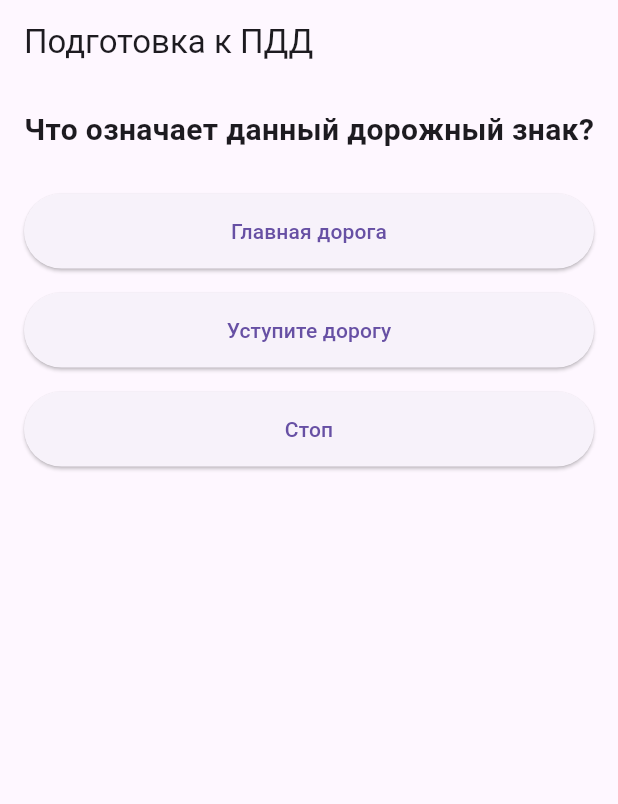
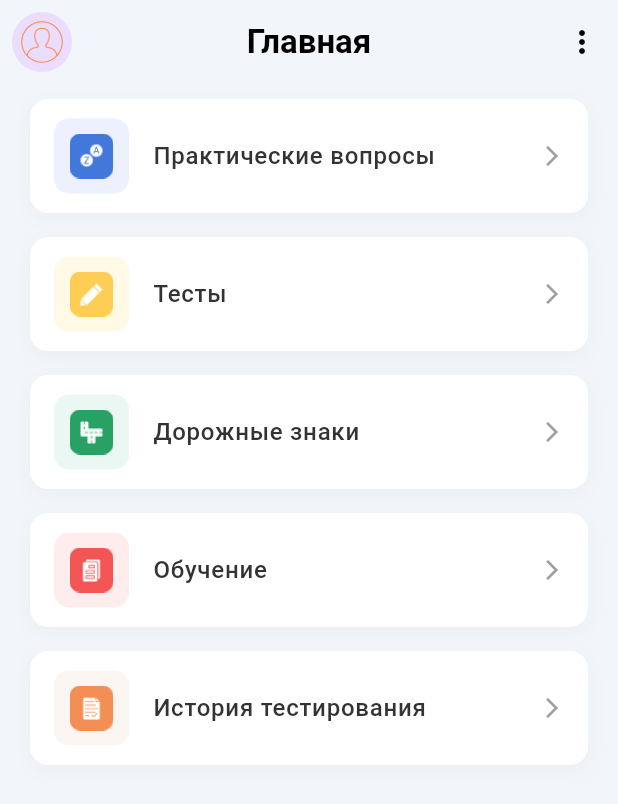
Before and after one commit to hitch-2/pdd_app, a Flutter app: the screen it shows after launch, on a phone screen of 412 x 824 dp. Shown: the top 804 px of the screen. Run offline on Flutter 3.47's test engine with Material 3 defaults, Android fonts, the phone set to English and light mode, and no system bars; our stand-ins replace sqflite; accounts and stored records are empty.

Commit message:
vw add home screen and icons

```diff
--- /dev/null
+++ b/lib/screens/home_screen.dart
@@ -0,0 +1,112 @@
+import 'package:flutter/material.dart';
+
+class HomeScreen extends StatelessWidget {
+  const HomeScreen({super.key});
+
+  @override
+  Widget build(BuildContext context) {
+    return Scaffold(
+      backgroundColor: const Color(0xFFF2F5F9), // Светло-серый фон как в Figma
+      appBar: AppBar(
+        backgroundColor: Colors.transparent,
+        elevation: 0,
+        leading: Padding(
+          padding: const EdgeInsets.all(8.0),
+          child: CircleAvatar(
+            backgroundImage: AssetImage('assets/icons/ic_avatar_default.png'),
+          ),
+        ),
+        title: const Text(
+          "Главная",
+          style: TextStyle(color: Colors.black, fontWeight: FontWeight.bold),
+        ),
+        centerTitle: true,
+        actions: [
+          IconButton(
+            icon: const Icon(Icons.more_vert, color: Colors.black),
+            onPressed: () {},
+          ),
+        ],
+      ),
+      body: ListView(
+        padding: const EdgeInsets.symmetric(horizontal: 20, vertical: 10),
+        children: [
+          _buildMenuCard(
+            title: "Практические вопросы",
+            iconPath: "assets/icons/ic_practice.png",
+            color: const Color(0xFF4A69FF), // Синий
+            onTap: () {},
+          ),
+          _buildMenuCard(
+            title: "Тесты",
+            iconPath: "assets/icons/ic_tests.png",
+            color: const Color(0xFFFFC107), // Желтый
+            onTap: () {},
+          ),
+          _buildMenuCard(
+            title: "Дорожные знаки",
+            iconPath: "assets/icons/ic_signs.png",
+            color: const Color(0xFF38B48C), // Зеленый
+            onTap: () {},
+          ),
+          _buildMenuCard(
+            title: "Обучение",
+            iconPath: "assets/icons/ic_education.png",
+            color: const Color(0xFFFF5252), // Красный
+            onTap: () {},
+          ),
+          _buildMenuCard(
+            title: "История тестирования",
+            iconPath: "assets/icons/ic_history.png",
+            color: const Color(0xFFD4A373), // Коричневый
+            onTap: () {},
+          ),
+        ],
+      ),
+    );
+  }
+
+  // Вспомогательный метод для создания карточек (Инструкция 5)
+  Widget _buildMenuCard({
+    required String title,
+    required String iconPath,
+    required Color color,
+    required VoidCallback onTap,
+  }) {
+    return Container(
+      margin: const EdgeInsets.only(bottom: 16),
+      decoration: BoxDecoration(
+        color: Colors.white,
+        borderRadius: BorderRadius.circular(12),
+        boxShadow: [
+          BoxShadow(
+            color: Colors.black.withOpacity(0.03),
+            blurRadius: 10,
+            offset: const Offset(0, 4),
+          ),
+        ],
+      ),
+      child: ListTile(
+        contentPadding: const EdgeInsets.symmetric(horizontal: 16, vertical: 10),
+        leading: Container(
+          padding: const EdgeInsets.all(10),
+          decoration: BoxDecoration(
+            color: color.withOpacity(0.1), // Светлый фон для иконки
+            borderRadius: BorderRadius.circular(10),
+          ),
+          child: Image.asset(iconPath, width: 30, height: 30),
+        ),
+        title: Text(
+          title,
+          style: const TextStyle(
+            fontSize: 16,
+            fontWeight: FontWeight.w500,
+            color: Color(0xFF333333),
+          ),
+        ),
+        trailing: const Icon(Icons.arrow_forward_ios, size: 16, color: Colors.grey),
+        onTap: onTap,
+      ),
+    );
+  }
+}
--- a/lib/screens/splash_screen.dart
+++ b/lib/screens/splash_screen.dart
@@ -1,6 +1,7 @@
 import 'package:flutter/material.dart';
 import 'dart:async';
-import '../main.dart'; // Путь к TrainingScreen или главному меню
+import '../main.dart';
+import 'home_screen.dart'; // Путь к TrainingScreen или главному меню
 
 class SplashScreen extends StatefulWidget {
   const SplashScreen({super.key});
@@ -14,24 +15,34 @@ class _SplashScreenState extends State<SplashScreen> with SingleTickerProviderSt
   late Animation<double> _carAnimation;
 
   @override
+  @override
   void initState() {
     super.initState();
 
-    // Настройка анимации машины на 3 секунды
     _controller = AnimationController(
-      duration: const Duration(seconds: 3),
+      duration: const Duration(seconds: 3), // Время в пути
       vsync: this,
-    )..repeat(); // Повторяем бесконечно
+    );
 
-    // Анимация движения: от -1.5 (за левым краем) до 1.5 (за правым)
+    // Машина едет справа (1.5) налево (-1.5)
     _carAnimation = Tween<double>(begin: 1.5, end: -1.5).animate(_controller);
 
-    // Таймер перехода на следующий экран (через 4 секунды)
-    Timer(const Duration(seconds: 4), () {
+    // Запускаем цикл анимации с паузой
+    _runCarCycle();
+
+    Timer(const Duration(seconds: 6), () {
       Navigator.of(context).pushReplacement(
-        MaterialPageRoute(builder: (context) => const TrainingScreen()),
+        MaterialPageRoute(builder: (context) => const HomeScreen()),
       );
     });
+  }
+
+  // Метод для создания цикла "проезд -> пауза -> проезд"
+  void _runCarCycle() async {
+    if (!mounted) return; // Проверка, что экран еще открыт
+    _controller.forward(from: 0); // Запуск проезда
+    await Future.delayed(const Duration(seconds: 4)); // 3 сек едет + 1 сек пауза
+    _runCarCycle(); // Повтор
   }
 
   @override
```
Also changed, not shown: assets/icons/city.png, assets/icons/ic_avatar_default.png (added), assets/icons/ic_education.png (added), assets/icons/ic_history.png (added), assets/icons/ic_more.png (added), assets/icons/ic_practice.png (added), assets/icons/ic_signs.png (added), assets/icons/ic_tests.png (added), assets/icons/logo.png, assets/icons/logo_full.png (added).
